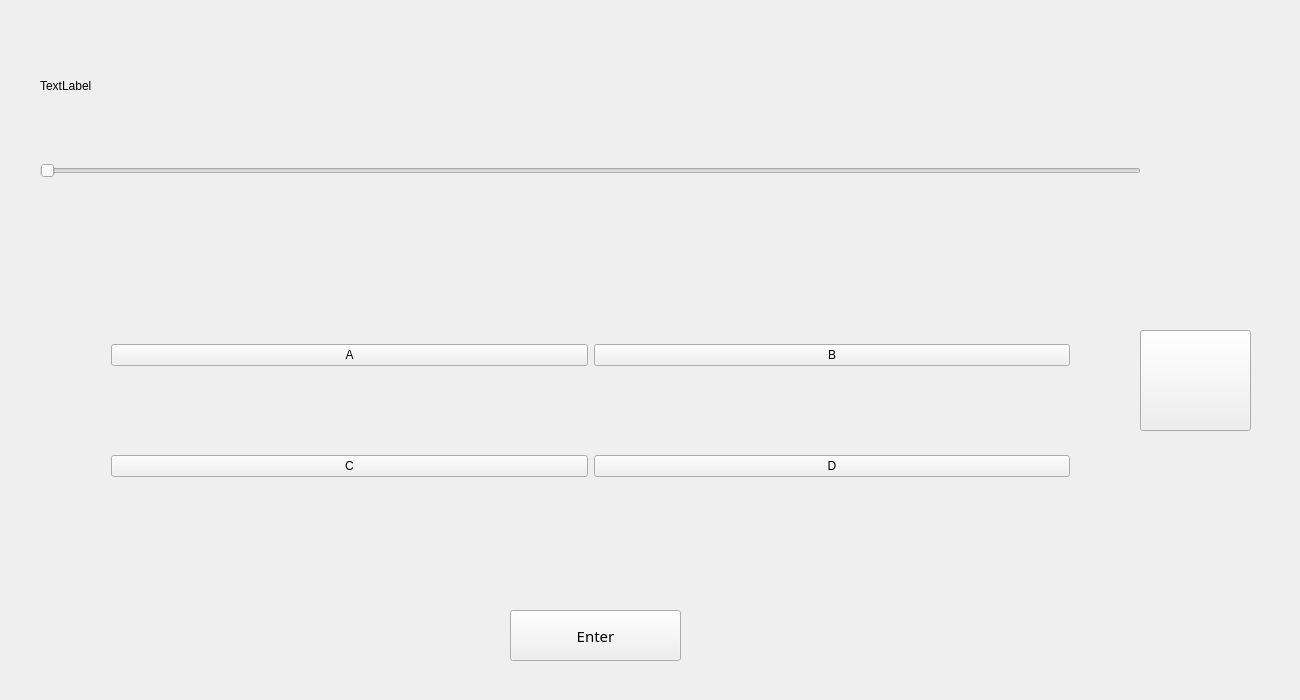
Old version of the form gui/QTypeVariantsWindow.ui in the repository Rares-Andrrei/ProjectModernCpp.
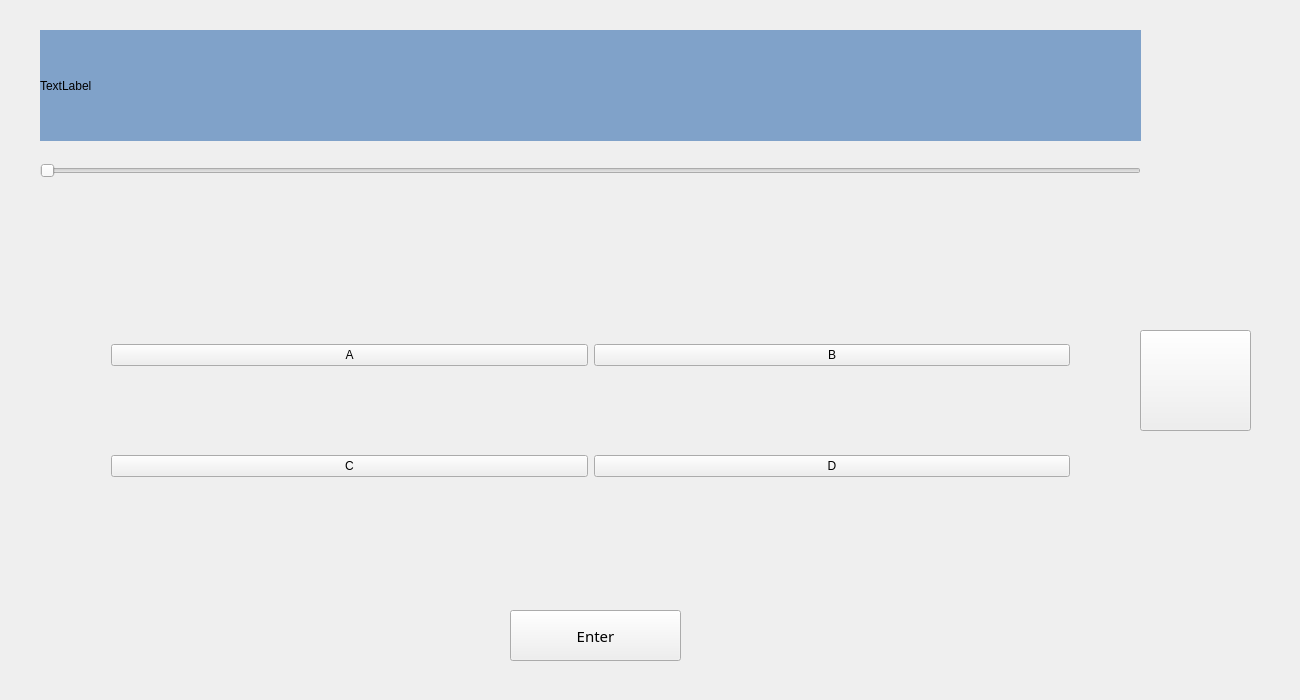
New version of the form. Icons and pictures are not drawn.

Patch:
```diff
--- a/gui/QTypeVariantsWindow.ui
+++ b/gui/QTypeVariantsWindow.ui
@@ -99,6 +99,9 @@
       <height>111</height>
      </rect>
     </property>
+    <property name="styleSheet">
+     <string notr="true">background-color: rgb(128, 162, 201);</string>
+    </property>
     <property name="text">
      <string>TextLabel</string>
     </property>
```
